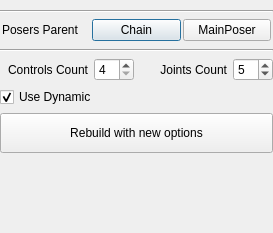
Old version of the form modules/chainIk/chainIk_widget.ui in the repository PavelCrow/RigStudio3.
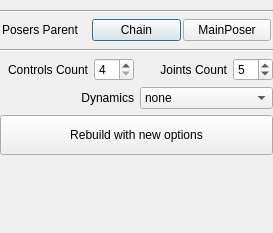
New version of the form.

Commit message:
Version 3.33.0 - модуль squashChain, динамика chainIk на выбор, спрятанные атрибуты в данных модуля

Source: 1c25872d96e052d088043a1671439018a7c0554c

The edit to the form file:
```diff
--- a/modules/chainIk/chainIk_widget.ui
+++ b/modules/chainIk/chainIk_widget.ui
@@ -163,14 +163,37 @@
     </layout>
    </item>
    <item>
-    <widget class="QCheckBox" name="useDynamic_checkBox">
+    <layout class="QHBoxLayout" name="dynamics_layout">
+     <item>
+      <widget class="QLabel" name="dynamics_label">
      <property name="text">
-      <string>Use Dynamic</string>
-     </property>
-     <property name="checked">
-      <bool>true</bool>
-     </property>
-    </widget>
+        <string> Dynamics</string>
+       </property>
+       <property name="alignment">
+        <set>Qt::AlignRight|Qt::AlignTrailing|Qt::AlignVCenter</set>
+       </property>
+      </widget>
+     </item>
+     <item>
+      <widget class="QComboBox" name="dynamics_comboBox">
+       <item>
+        <property name="text">
+         <string>none</string>
+        </property>
+       </item>
+       <item>
+        <property name="text">
+         <string>nucleus</string>
+        </property>
+       </item>
+       <item>
+        <property name="text">
+         <string>pkDynamic</string>
+        </property>
+       </item>
+      </widget>
+     </item>
+    </layout>
    </item>
    <item>
     <widget class="QPushButton" name="rebuild_btn">
```
Lines whose indentation alone changed are shown as unchanged. The commit also changes 6 other files.
